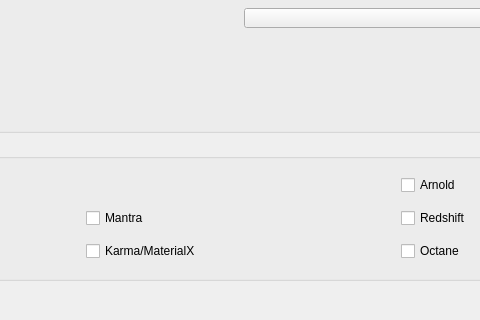
Qt form scripts/python/matlib/ui/prefs.ui (eglaubauf/egMatLib) before a commit; both pictures show x 251 to 731 and y 516 to 836 of the 983 by 836 pixel window.
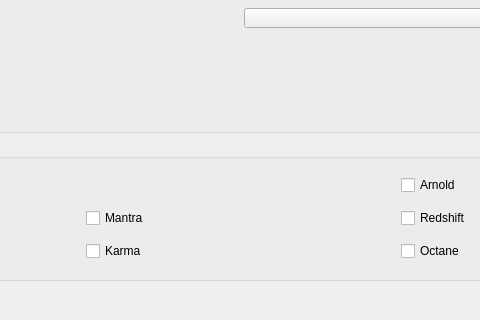
The same form after that commit.

Commit message: adjust wording in prefs

Patch:
```diff
--- a/scripts/python/matlib/ui/prefs.ui
+++ b/scripts/python/matlib/ui/prefs.ui
@@ -278,7 +278,7 @@
              <item row="2" column="1">
               <widget class="QCheckBox" name="cbx_matx">
                <property name="text">
-                <string>Karma/MaterialX</string>
+                                                                <string>Karma</string>
                </property>
               </widget>
              </item>
```
Left out of the diff: 35 changed lines with no effect on the pictures. Lines whose indentation alone changed are shown as unchanged.
